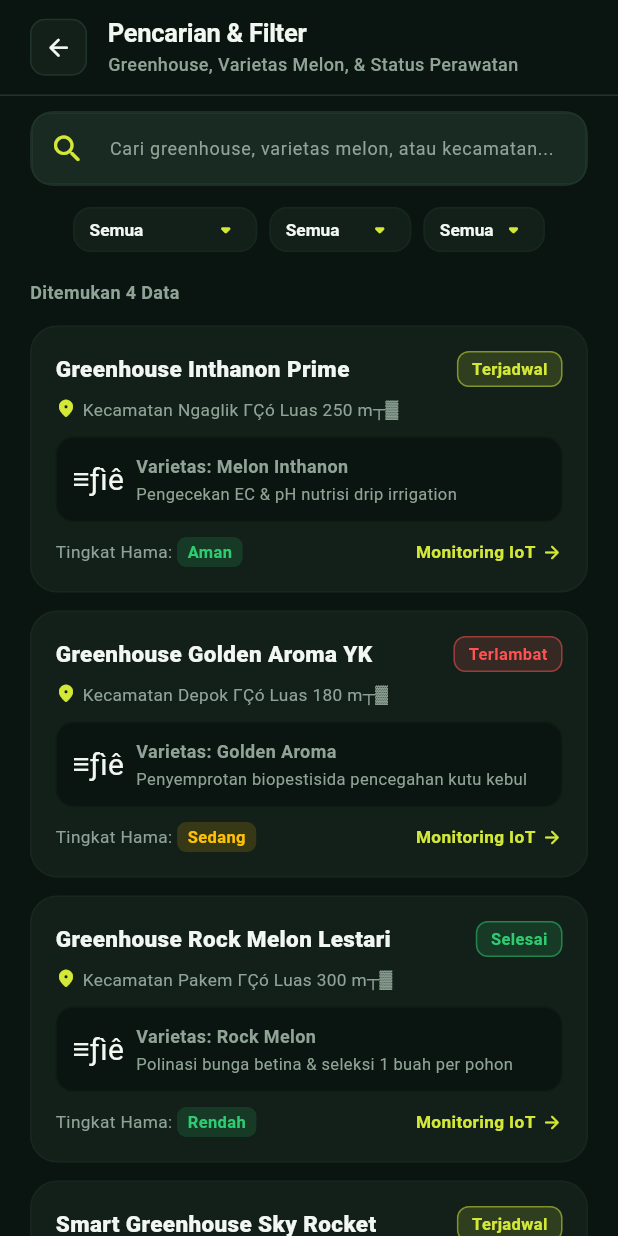
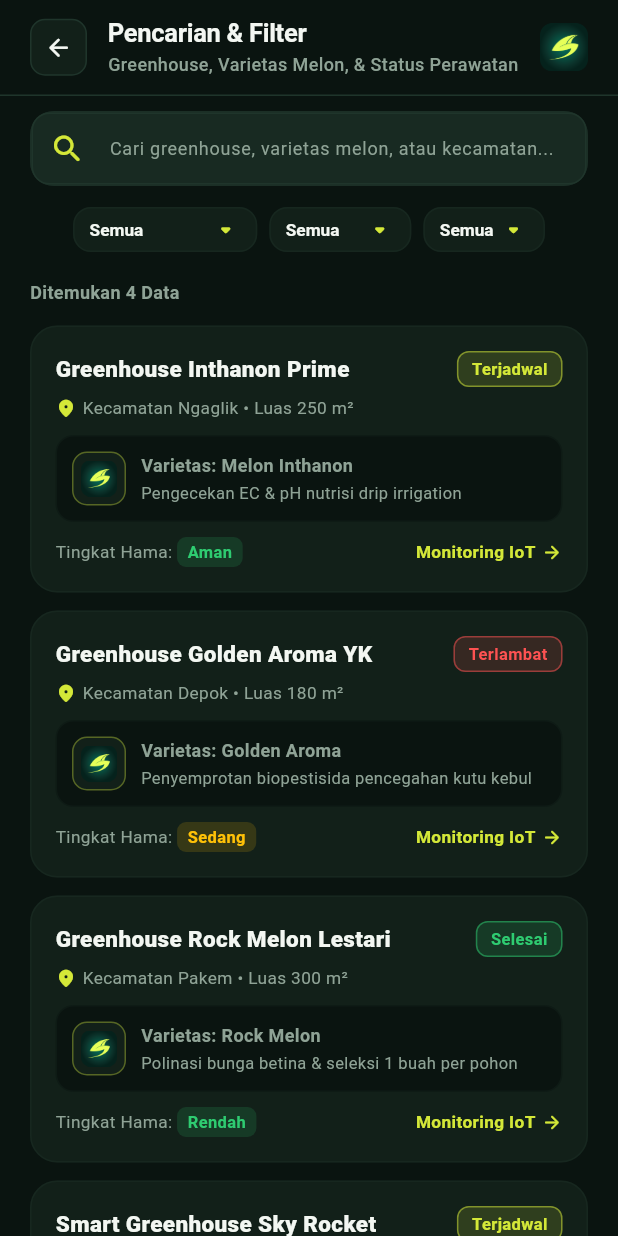
Before and after one commit to NabielLukman35/projectakhirmobile, a Flutter app: the PencarianPage screen opened directly, on a phone screen of 412 x 824 dp. Run offline on Flutter 3.47's test engine with Material 3 defaults, Android fonts, the phone set to English and light mode, and no system bars; our stand-ins replace cloud_firestore, firebase_core, flutter_compass, flutter_dotenv, flutter_local_notifications, flutter_map and 10 more; accounts and stored records are empty.

Commit message:
fix(search): restore SmartTaniLogo in header & cards, fix 110px overflow, and resolve text encoding issues

```diff
--- a/mobile/lib/presentation/pages/search/pencarian_page.dart
+++ b/mobile/lib/presentation/pages/search/pencarian_page.dart
@@ -4,6 +4,7 @@ import '../../../core/theme/app_theme.dart';
 import '../../../data/local_db/database_helper.dart';
 import '../../providers/auth_providers.dart';
 import '../../widgets/custom_sub_app_bar.dart';
+import '../../widgets/smart_tani_logo.dart';
 import '../iot/iot_monitoring_page.dart';
 
 class PencarianPage extends StatefulWidget {
@@ -177,6 +178,7 @@ class _PencarianPageState extends State<PencarianPage> {
               const CustomSubAppBar(
                 title: 'Pencarian & Filter',
                 subtitle: 'Greenhouse, Varietas Melon, & Status Perawatan',
+                trailing: SmartTaniLogo(size: 32),
               ),
 
               // Search Box
@@ -415,8 +417,11 @@ class _PencarianPageState extends State<PencarianPage> {
                     fontWeight: FontWeight.w800,
                     fontSize: 15,
                   ),
+                  overflow: TextOverflow.ellipsis,
+                  maxLines: 1,
                 ),
               ),
+              const SizedBox(width: 8),
               Container(
                 padding: const EdgeInsets.symmetric(horizontal: 9, vertical: 3),
                 decoration: BoxDecoration(
@@ -440,9 +445,13 @@ class _PencarianPageState extends State<PencarianPage> {
             children: [
               const Icon(Icons.location_on_rounded, color: AppTheme.neonLime, size: 14),
               const SizedBox(width: 4),
-              Text(
-                'Kecamatan ${item['kecamatan']} ΓÇó Luas ${item['luas']} m┬▓',
-                style: const TextStyle(color: AppTheme.textGrey, fontSize: 11.5),
+              Expanded(
+                child: Text(
+                  'Kecamatan ${item['kecamatan']} • Luas ${item['luas']} m²',
+                  style: const TextStyle(color: AppTheme.textGrey, fontSize: 11.5),
+                  overflow: TextOverflow.ellipsis,
+                  maxLines: 1,
+                ),
               ),
             ],
           ),
@@ -456,8 +465,20 @@ class _PencarianPageState extends State<PencarianPage> {
             ),
             child: Row(
               children: [
-                const Text('≡ƒìê', style: TextStyle(fontSize: 20)),
-                const SizedBox(width: 8),
+                Container(
+                  width: 36,
+                  height: 36,
+                  padding: const EdgeInsets.all(5),
+                  decoration: BoxDecoration(
+                    color: AppTheme.cardSurface,
+                    borderRadius: BorderRadius.circular(10),
+                    border: Border.all(
+                      color: AppTheme.neonLime.withValues(alpha: 0.35),
+                    ),
+                  ),
+                  child: const SmartTaniLogo(size: 24),
+                ),
+                const SizedBox(width: 10),
                 Expanded(
                   child: Column(
                     crossAxisAlignment: CrossAxisAlignment.start,
@@ -469,11 +490,15 @@ class _PencarianPageState extends State<PencarianPage> {
                           fontWeight: FontWeight.w700,
                           fontSize: 12,
                         ),
+                        overflow: TextOverflow.ellipsis,
+                        maxLines: 1,
                       ),
                       const SizedBox(height: 2),
                       Text(
                         item['jadwal_info'] ?? '',
                         style: const TextStyle(color: AppTheme.textGrey, fontSize: 11),
+                        overflow: TextOverflow.ellipsis,
+                        maxLines: 2,
                       ),
                     ],
                   ),
```
